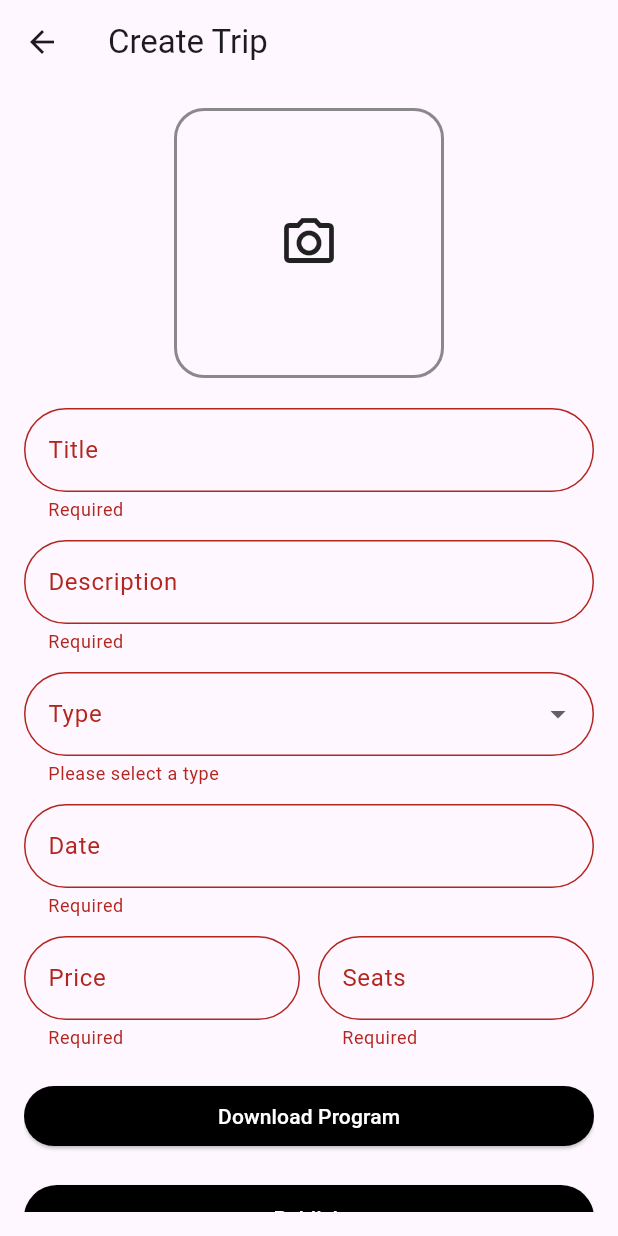
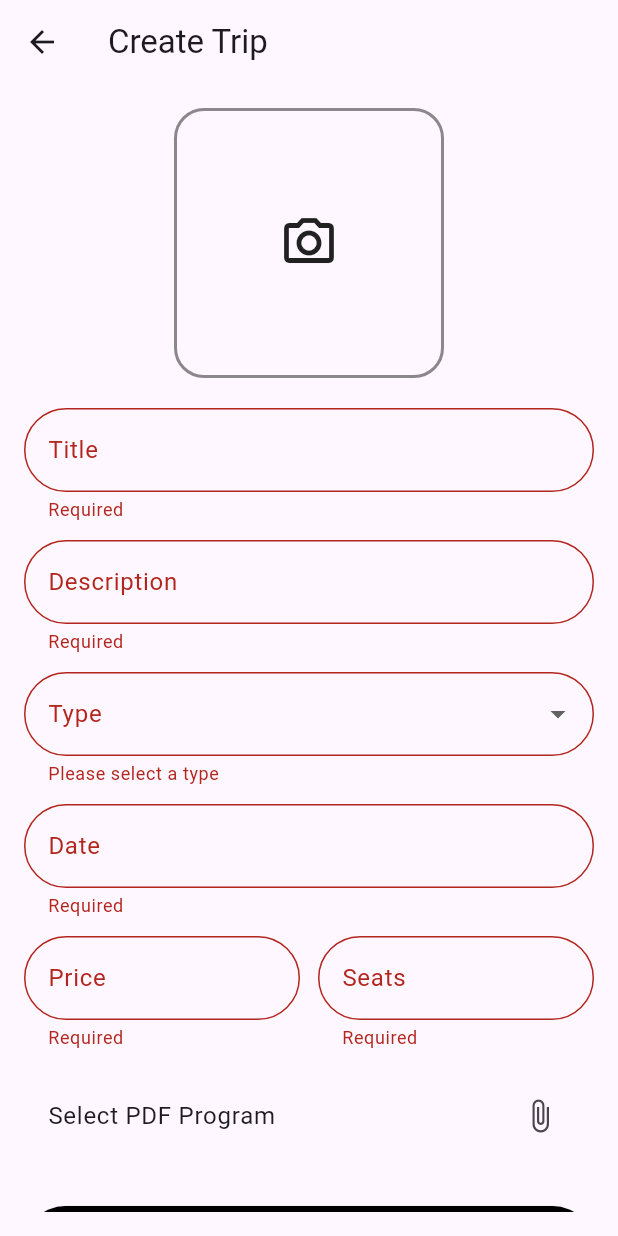
Before and after one commit to AbdelaliDuiche6/cmc_travel_app, a Flutter app: the AddTripPage screen opened directly, after a tap on "Publish", on a phone screen of 412 x 824 dp. Run offline on Flutter 3.47's test engine with Material 3 defaults, Android fonts, the light colour scheme and no system bars; our stand-ins replace file_picker, flutter_svg, image_picker, supabase_flutter; accounts and stored records are empty.

Commit message:
Add PDF part

```diff
--- a/lib/pages/organizer/org_add_trip.dart
+++ b/lib/pages/organizer/org_add_trip.dart
@@ -1,6 +1,6 @@
-import 'package:cmc_travel_app/models/Trip.dart';
 import 'package:flutter/material.dart';
 import 'package:image_picker/image_picker.dart';
+import 'package:file_picker/file_picker.dart';
 import 'dart:io';
 import 'package:supabase_flutter/supabase_flutter.dart';
 import 'package:path/path.dart' as path;
@@ -16,12 +16,12 @@ class _AddTripPageState extends State<AddTripPage> {
   final _formKey = GlobalKey<FormState>();
   final _supabase = Supabase.instance.client;
   final String _bucketName = 'trip-images';
+  final String _programBucketName = 'trip-files';
 
   String? _type;
-  // Removed _status variable since it will be automatically set
   DateTime? _date;
   File? _image;
-  String? _programUrl;
+  File? _programFile; // Changed to File like image
   bool _isUploading = false;
 
   final _titleController = TextEditingController();
@@ -87,13 +87,40 @@ class _AddTripPageState extends State<AddTripPage> {
     }
   }
 
+  Future<void> _pickPDF() async {
+    try {
+      final result = await FilePicker.platform.pickFiles(
+        type: FileType.custom,
+        allowedExtensions: ['pdf'],
+        allowMultiple: false,
+      );
+
+      if (result != null && result.files.single.path != null) {
+        setState(() {
+          _programFile = File(result.files.single.path!);
+        });
+
+        ScaffoldMessenger.of(context).showSnackBar(
+          SnackBar(content: Text('PDF selected: ${result.files.single.name}')),
+        );
+      } else {
+        ScaffoldMessenger.of(context).showSnackBar(
+          const SnackBar(content: Text('No PDF file selected')),
+        );
+      }
+    } catch (e) {
+      ScaffoldMessenger.of(context).showSnackBar(
+        SnackBar(content: Text('Error selecting PDF: ${e.toString()}')),
+      );
+    }
+  }
+
   Future<String?> _uploadImage() async {
     if (_image == null) return null;
 
     try {
       final fileExtension = path.extension(_image!.path);
-      final fileName =
-          'trip_${DateTime.now().millisecondsSinceEpoch}$fileExtension';
+      final fileName = 'trip_${DateTime.now().millisecondsSinceEpoch}$fileExtension';
 
       await _supabase.storage
           .from(_bucketName)
@@ -103,10 +130,9 @@ class _AddTripPageState extends State<AddTripPage> {
             fileOptions: FileOptions(cacheControl: '3600', upsert: false),
           );
 
-      final imageUrl = _supabase.storage
+      return _supabase.storage
           .from(_bucketName)
           .getPublicUrl(fileName);
-      return imageUrl;
     } catch (e) {
       ScaffoldMessenger.of(context).showSnackBar(
         SnackBar(content: Text('Image upload failed: ${e.toString()}')),
@@ -115,13 +141,29 @@ class _AddTripPageState extends State<AddTripPage> {
     }
   }
 
-  void _downloadProgram() {
-    setState(() {
-      _programUrl = "https://example.com/program.pdf";
-    });
-    ScaffoldMessenger.of(
-      context,
-    ).showSnackBar(const SnackBar(content: Text("Program downloaded")));
+  Future<String?> _uploadPDF() async {
+    if (_programFile == null) return null;
+
+    try {
+      final fileName = 'program_${DateTime.now().millisecondsSinceEpoch}.pdf';
+
+      await _supabase.storage
+          .from(_programBucketName)
+          .upload(
+            fileName,
+            _programFile!,
+            fileOptions: FileOptions(cacheControl: '3600', upsert: false),
+          );
+
+      return _supabase.storage
+          .from(_programBucketName)
+          .getPublicUrl(fileName);
+    } catch (e) {
+      ScaffoldMessenger.of(context).showSnackBar(
+        SnackBar(content: Text('PDF upload failed: ${e.toString()}')),
+      );
+      return null;
+    }
   }
 
   Future<void> _publish() async {
@@ -145,6 +187,12 @@ class _AddTripPageState extends State<AddTripPage> {
         if (imageUrl == null) return;
       }
 
+      String? programUrl;
+      if (_programFile != null) {
+        programUrl = await _uploadPDF();
+        if (programUrl == null) return;
+      }
+
       final userId = _supabase.auth.currentUser?.id;
       if (userId == null) {
         ScaffoldMessenger.of(context).showSnackBar(
@@ -160,9 +208,9 @@ class _AddTripPageState extends State<AddTripPage> {
         'date': _date!.toIso8601String(),
         'price_per_person': double.parse(_priceController.text),
         'nbr_places': int.parse(_seatsController.text),
-      'status': 'en_cours', // Automatically set to 'en_cours'
+        'status': 'en_cours',
         'image_url': imageUrl,
-      'program_url': _programUrl,
+        'program_url': programUrl,
         'organizer_id': userId,
       });
 
@@ -174,10 +222,9 @@ class _AddTripPageState extends State<AddTripPage> {
       _formKey.currentState!.reset();
       setState(() {
         _image = null;
+        _programFile = null; // Changed from _programPath
         _date = null;
         _type = null;
-      // Removed _status = null since we're not using it anymore
-      _programUrl = null;
         _titleController.clear();
         _descController.clear();
         _priceController.clear();
@@ -185,11 +232,9 @@ class _AddTripPageState extends State<AddTripPage> {
         _dateController.clear();
       });
 
-    // Navigate back to home page
       if (mounted) {
         Navigator.pop(context);
       }
-
     } catch (e) {
       ScaffoldMessenger.of(context).showSnackBar(
         SnackBar(content: Text('Publishing failed: ${e.toString()}')),
@@ -229,16 +274,14 @@ class _AddTripPageState extends State<AddTripPage> {
                       decoration: BoxDecoration(
                         border: Border.all(color: Colors.black45, width: 2.0),
                         borderRadius: BorderRadius.circular(20),
-                        image:
-                            _image != null
+                        image: _image != null
                             ? DecorationImage(
                                 image: FileImage(_image!),
                                 fit: BoxFit.cover,
                               )
                             : null,
                       ),
-                      child:
-                          _image == null
+                      child: _image == null
                           ? const Icon(Icons.camera_alt_outlined, size: 40)
                           : null,
                     ),
@@ -252,8 +295,7 @@ class _AddTripPageState extends State<AddTripPage> {
                     border: border,
                     enabledBorder: border,
                   ),
-                  validator:
-                      (value) =>
+                  validator: (value) =>
                       value == null || value.isEmpty ? 'Required' : null,
                 ),
                 const SizedBox(height: 12),
@@ -264,8 +306,7 @@ class _AddTripPageState extends State<AddTripPage> {
                     border: border,
                     enabledBorder: border,
                   ),
-                  validator:
-                      (value) =>
+                  validator: (value) =>
                       value == null || value.isEmpty ? 'Required' : null,
                 ),
                 const SizedBox(height: 12),
@@ -277,11 +318,10 @@ class _AddTripPageState extends State<AddTripPage> {
                   ),
                   value: _type,
                   onChanged: (value) => setState(() => _type = value),
-                  items:
-                      [
-                            'City/site tour',
-                            'Event/Festival',
-                            'Sports/Cultural activity',
+                  items: [
+                        'City',
+                        'Event',
+                        'Sport',
                       ]
                       .map(
                         (type) => DropdownMenuItem(
@@ -290,8 +330,7 @@ class _AddTripPageState extends State<AddTripPage> {
                         ),
                       )
                       .toList(),
-                  validator:
-                      (value) => value == null ? 'Please select a type' : null,
+                  validator: (value) => value == null ? 'Please select a type' : null,
                 ),
                 const SizedBox(height: 12),
                 TextFormField(
@@ -324,11 +363,8 @@ class _AddTripPageState extends State<AddTripPage> {
                           enabledBorder: border,
                         ),
                         keyboardType: TextInputType.number,
-                        validator:
-                            (value) =>
-                                value == null || value.isEmpty
-                                    ? 'Required'
-                                    : null,
+                        validator: (value) =>
+                            value == null || value.isEmpty ? 'Required' : null,
                       ),
                     ),
                     const SizedBox(width: 12),
@@ -341,48 +377,40 @@ class _AddTripPageState extends State<AddTripPage> {
                           enabledBorder: border,
                         ),
                         keyboardType: TextInputType.number,
-                        validator:
-                            (value) =>
-                                value == null || value.isEmpty
-                                    ? 'Required'
-                                    : null,
+                        validator: (value) =>
+                            value == null || value.isEmpty ? 'Required' : null,
                       ),
                     ),
                   ],
                 ),
-                // Removed the Status dropdown section completely
-                const SizedBox(height: 20),
-                SizedBox(
-                  width: double.infinity,
-                  child: ElevatedButton(
-                    onPressed: _downloadProgram,
-                    style: ElevatedButton.styleFrom(
-                      backgroundColor: Colors.black,
-                      foregroundColor: Colors.white,
+                const SizedBox(height: 16),
+                ListTile(
+                  title: Text(
+                    _programFile == null
+                        ? 'Select PDF Program'
+                        : path.basename(_programFile!.path),
                   ),
-                    child: const Text("Download Program"),
+                  trailing: const Icon(Icons.attach_file),
+                  onTap: _pickPDF,
                 ),
-                ),
-                const SizedBox(height: 20),
+                const SizedBox(height: 32),
                 SizedBox(
                   width: double.infinity,
                   child: ElevatedButton(
                     onPressed: _isUploading ? null : _publish,
                     style: ElevatedButton.styleFrom(
+                      padding: const EdgeInsets.symmetric(vertical: 16),
+                      shape: RoundedRectangleBorder(
+                        borderRadius: BorderRadius.circular(35),
+                      ),
                       backgroundColor: Colors.black,
                       foregroundColor: Colors.white,
-                      padding: EdgeInsets.symmetric(
-                        vertical: 12,
-                      ), // Adjust padding if needed
                     ),
-                    child:
-                        _isUploading
+                    child: _isUploading
                         ? const CircularProgressIndicator(
-                              valueColor: AlwaysStoppedAnimation<Color>(
-                                Colors.white,
-                              ),
+                            valueColor: AlwaysStoppedAnimation<Color>(Colors.white),
                           )
-                            : const Text("Publish"),
+                        : const Text("Publish", style: TextStyle(fontSize: 16)),
                   ),
                 ),
               ],
```
Lines whose indentation alone changed are shown as unchanged.
